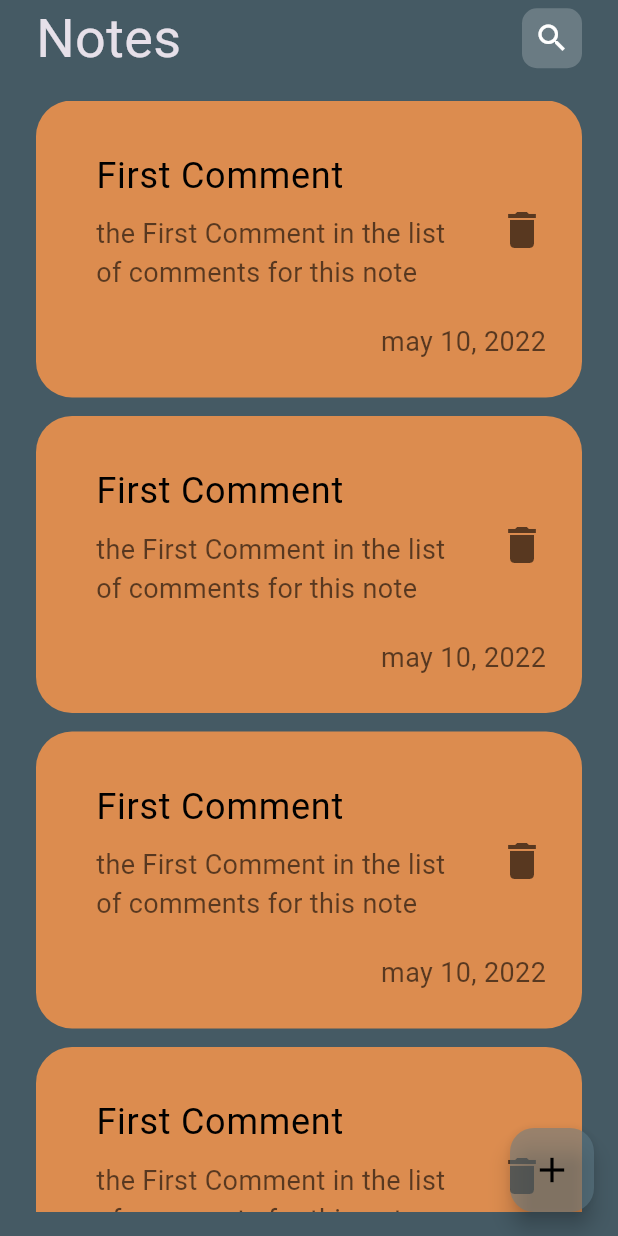
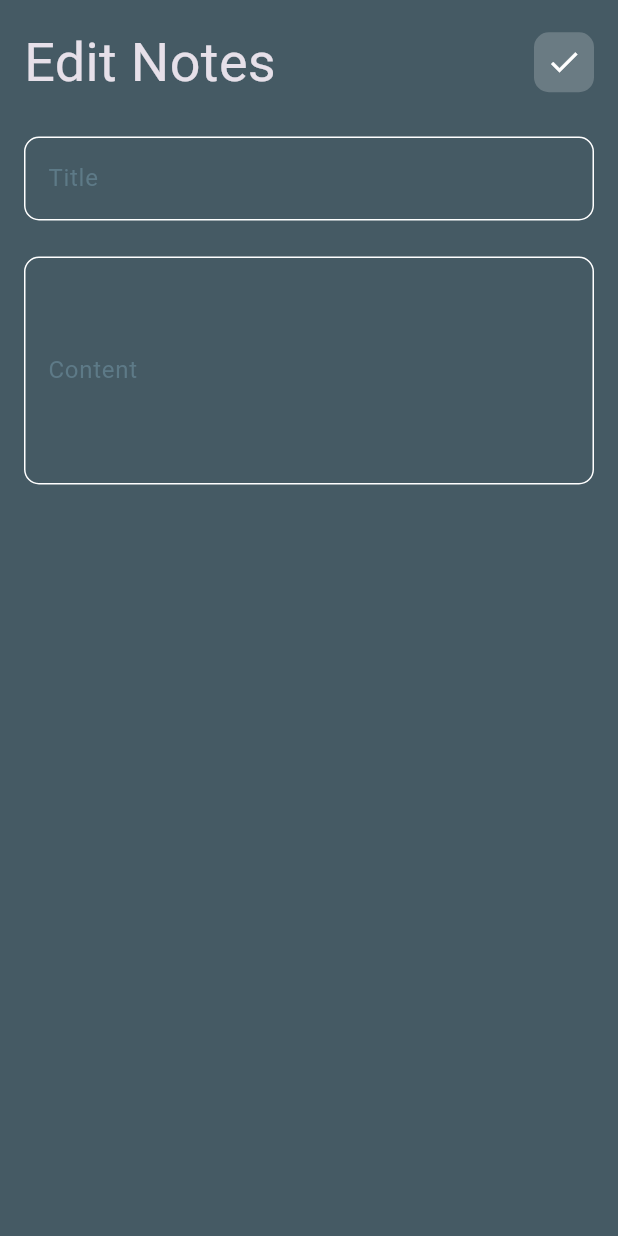
Before and after one commit to wael-saif23/note_app_tr2, a Flutter app: the screen it shows after launch, after a tap on "First Comment", on a phone screen of 412 x 824 dp. Run offline on Flutter 3.47's test engine with Material 3 defaults, Android fonts, the phone set to English and light mode, and no system bars.

Commit message:
Add new view and widgets for editing notes
Introduce EditNoteView and related widgets for editing notes, including
CustomIcon, CustomButton, and EditNoteViewBody. Update CustomAppBAr to
accept text and icon parameters. Fix typo in CustomButton.

```diff
--- /dev/null
+++ b/lib/views/edit_note_view.dart
@@ -0,0 +1,13 @@
+import 'package:flutter/material.dart';
+import 'package:note_app_tr2/widgets/edit_note_view_body.dart';
+
+class EditNoteView extends StatelessWidget {
+  const EditNoteView({super.key});
+
+  @override
+  Widget build(BuildContext context) {
+    return const Scaffold(
+      body: EditNoteViewBody(),
+    );
+  }
+}
--- a/lib/widgets/add_note_buttom_sheete.dart
+++ b/lib/widgets/add_note_buttom_sheete.dart
@@ -26,7 +26,7 @@ class AddNoteButtomSheet extends StatelessWidget {
             SizedBox(
             height: 48,
           ),
-          CustomButton(),
+          CustomButton(text: "Add Note",),
 
         ]),
       ),
--- a/lib/widgets/custom_search_Icon.dart
+++ b/lib/widgets/custom_Icon.dart
@@ -1,8 +1,8 @@
 import 'package:flutter/material.dart';
 
-class CustomSearchIcon extends StatelessWidget {
-  const CustomSearchIcon({super.key});
-
+class CustomIcon extends StatelessWidget {
+  const CustomIcon({super.key,required this.icon});
+ final IconData icon;
   @override
   Widget build(BuildContext context) {
     return Container(
@@ -12,7 +12,7 @@ class CustomSearchIcon extends StatelessWidget {
         color: Colors.white.withOpacity(.2),
         borderRadius: BorderRadius.circular(10),
       ),
-      child: const Icon(Icons.search),
+      child:  Icon(icon),
     );
   }
 }
--- a/lib/widgets/custom_app_bar.dart
+++ b/lib/widgets/custom_app_bar.dart
@@ -1,20 +1,21 @@
 import 'package:flutter/material.dart';
-import 'package:note_app_tr2/widgets/custom_search_Icon.dart';
+import 'package:note_app_tr2/widgets/custom_Icon.dart';
 
 class CustomAppBAr extends StatelessWidget {
-  const CustomAppBAr({super.key});
-
+  const CustomAppBAr({super.key, required this.text, required this.icon});
+  final String text;
+  final IconData icon;
   @override
   Widget build(BuildContext context) {
-    return const Row(children: [
+    return Row(children: [
       Text(
-        'Notes',
-        style: TextStyle(
+        text,
+        style: const TextStyle(
           fontSize: 36,
         ),
       ),
-      Spacer(),
-      CustomSearchIcon(),
+      const Spacer(),
+       CustomIcon(icon: icon,),
     ]);
   }
 }
--- a/lib/widgets/custom_button.dart
+++ b/lib/widgets/custom_button.dart
@@ -2,8 +2,8 @@ import 'package:flutter/material.dart';
 import 'package:note_app_tr2/constants.dart';
 
 class CustomButton extends StatelessWidget {
-  const CustomButton({super.key});
-
+  const CustomButton({super.key, required this.text});
+  final String text;
   @override
   Widget build(BuildContext context) {
     return Container(
@@ -13,10 +13,10 @@ class CustomButton extends StatelessWidget {
           color: KprimaryColor.withOpacity(.8),
           borderRadius: BorderRadius.circular(10),
         ),
-        child: const Center(
+        child: Center(
           child: Text(
-            "Add Note",
-            style: TextStyle(
+            text,
+            style: const TextStyle(
               color: Colors.black54,
               fontSize: 18,
               fontWeight: FontWeight.bold,
--- a/lib/widgets/custom_note_item.dart
+++ b/lib/widgets/custom_note_item.dart
@@ -1,11 +1,16 @@
 import 'package:flutter/material.dart';
+import 'package:note_app_tr2/views/edit_note_view.dart';
 
 class NoteItem extends StatelessWidget {
   const NoteItem({super.key});
 
   @override
   Widget build(BuildContext context) {
-    return Container(
+    return GestureDetector(
+      onTap: () {
+        Navigator.push(context, MaterialPageRoute(builder: (context) => const EditNoteView()));
+      },
+      child: Container(
         decoration: BoxDecoration(
           color: const Color.fromARGB(255, 220, 140, 79),
           borderRadius: BorderRadius.circular(24),
@@ -20,7 +25,7 @@ class NoteItem extends StatelessWidget {
             crossAxisAlignment: CrossAxisAlignment.end,
             children: [
               ListTile(
-              onTap: () {},
+
                 title: const Text(
                   "First Comment",
                   style: TextStyle(
@@ -57,6 +62,7 @@ class NoteItem extends StatelessWidget {
             ],
           ),
         ),
+      ),
     );
   }
 }
--- /dev/null
+++ b/lib/widgets/edit_note_view_body.dart
@@ -0,0 +1,39 @@
+import 'package:flutter/material.dart';
+
+import 'package:note_app_tr2/widgets/custom_app_bar.dart';
+
+import 'package:note_app_tr2/widgets/custom_text_field.dart';
+
+class EditNoteViewBody extends StatelessWidget {
+  const EditNoteViewBody({super.key});
+
+  @override
+  Widget build(BuildContext context) {
+    return const Padding(
+      padding: EdgeInsets.all(16),
+      child: Column(children: [
+        SafeArea(
+            child: CustomAppBAr(
+          text: 'Edit Notes',
+          icon: Icons.check,
+        )),
+        SizedBox(
+          height: 24,
+        ),
+        CustomTextField(
+          hintLabelText: "Title",
+        ),
+        SizedBox(
+          height: 24,
+        ),
+        CustomTextField(
+          hintLabelText: "Content",
+          maxLines: 5,
+        ),
+        SizedBox(
+          height: 48,
+        ),
+      ]),
+    );
+  }
+}
--- a/lib/widgets/notes_view_body.dart
+++ b/lib/widgets/notes_view_body.dart
@@ -13,7 +13,7 @@ class NotesViewBady extends StatelessWidget {
       padding: EdgeInsets.symmetric(horizontal: 24),
       child: Column(
         children: [
-          SafeArea(child: CustomAppBAr()),
+          SafeArea(child: CustomAppBAr(text: 'Notes',icon: Icons.search,)),
           Expanded(child: NotesListView()),
         ],
       ),
```
Lines whose indentation alone changed are shown as unchanged.
